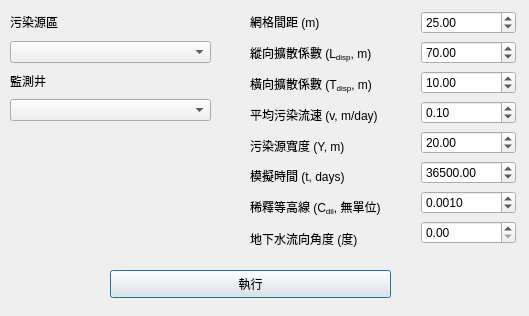
Above: MemoModel_dialog_base.ui from rationtai-byte/MEMO-QGIS-Plugin before the change. Below: the same form after it.
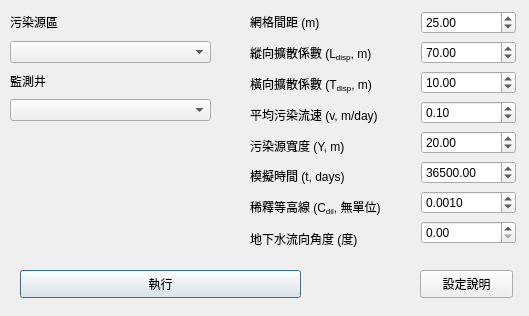
That is the form after the change. Custom widgets are drawn as their Qt base class.

Commit message:
Feature: 內建互動式參數說明視窗與手冊
1. 新增 help.txt 實務參數說明。
2. 於 UI 新增 btnHelp 按鈕。
3. 實作獨立 QDialog 捲軸視窗以優化說明檔閱讀體驗。

```diff
--- a/MemoModel_dialog_base.ui
+++ b/MemoModel_dialog_base.ui
@@ -16,7 +16,7 @@
   <widget class="QPushButton" name="btnRun">
    <property name="geometry">
     <rect>
-     <x>110</x>
+     <x>20</x>
      <y>270</y>
      <width>281</width>
      <height>28</height>
@@ -26,6 +26,19 @@
     <string>執行</string>
    </property>
   </widget>
+  <widget class="QPushButton" name="btnHelp">
+   <property name="geometry">
+    <rect>
+     <x>420</x>
+     <y>270</y>
+     <width>93</width>
+     <height>28</height>
+    </rect>
+   </property>
+   <property name="text">
+    <string>設定說明</string>
+   </property>
+  </widget>
   <widget class="QWidget" name="">
    <property name="geometry">
     <rect>
```
The commit also changes 2 other files.
